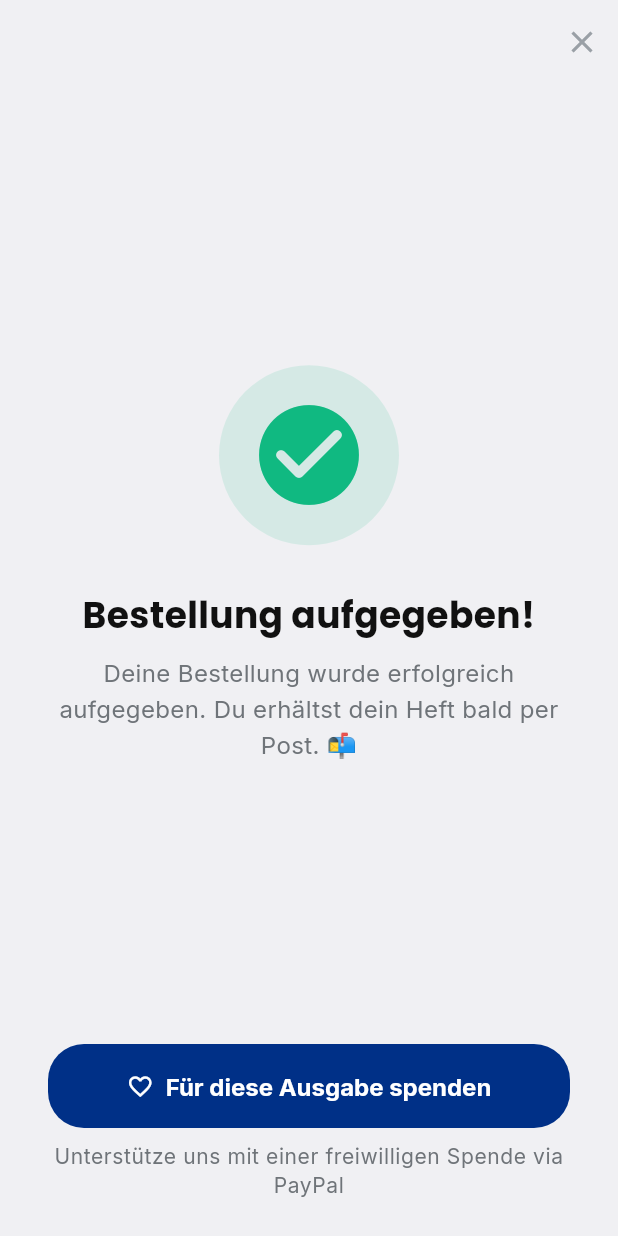
After one commit to eckstaedt/jugendkompass_app, a Flutter app: the OrderSuccessScreen screen opened directly, on a phone screen of 412 x 824 dp. The commit adds this screen. Run offline on Flutter 3.47's test engine with Material 3 defaults, Android fonts, the phone set to English and light mode, and no system bars; our stand-ins replace app_links, audio_video_progress_bar, cached_network_image, chewie, firebase_core, firebase_messaging and 16 more; missing offline and left inert: dart:js_interop, gal, home_widget; accounts and stored records are empty; network calls fail.

Commit message:
feat: shop – Bestellbestätigung mit animiertem Haken + Spenden-Button (PayPal)

```diff
--- /dev/null
+++ b/lib/presentation/screens/shop/order_success_screen.dart
@@ -0,0 +1,186 @@
+import 'package:flutter/material.dart';
+import 'package:google_fonts/google_fonts.dart';
+import 'package:jugendkompass_app/core/config/design_tokens.dart';
+import 'package:url_launcher/url_launcher.dart';
+
+class OrderSuccessScreen extends StatefulWidget {
+  const OrderSuccessScreen({super.key});
+
+  @override
+  State<OrderSuccessScreen> createState() => _OrderSuccessScreenState();
+}
+
+class _OrderSuccessScreenState extends State<OrderSuccessScreen>
+    with SingleTickerProviderStateMixin {
+  late AnimationController _controller;
+  late Animation<double> _scaleAnim;
+  late Animation<double> _fadeAnim;
+
+  @override
+  void initState() {
+    super.initState();
+    _controller = AnimationController(
+      vsync: this,
+      duration: const Duration(milliseconds: 700),
+    );
+
+    _scaleAnim = Tween<double>(begin: 0.0, end: 1.0).animate(
+      CurvedAnimation(parent: _controller, curve: Curves.elasticOut),
+    );
+
+    _fadeAnim = Tween<double>(begin: 0.0, end: 1.0).animate(
+      CurvedAnimation(
+        parent: _controller,
+        curve: const Interval(0.4, 1.0, curve: Curves.easeOut),
+      ),
+    );
+
+    // Start animation after first frame
+    WidgetsBinding.instance.addPostFrameCallback((_) {
+      _controller.forward();
+    });
+  }
+
+  @override
+  void dispose() {
+    _controller.dispose();
+    super.dispose();
+  }
+
+  Future<void> _openDonation() async {
+    // Placeholder – replace with real donation link later
+    final uri = Uri.parse('https://www.paypal.com');
+    if (await canLaunchUrl(uri)) {
+      await launchUrl(uri, mode: LaunchMode.externalApplication);
+    }
+  }
+
+  @override
+  Widget build(BuildContext context) {
+    final theme = Theme.of(context);
+    final brightness = theme.brightness;
+
+    return Scaffold(
+      appBar: AppBar(
+        backgroundColor: Colors.transparent,
+        elevation: 0,
+        automaticallyImplyLeading: false,
+        actions: [
+          IconButton(
+            icon: const Icon(Icons.close),
+            tooltip: 'Schließen',
+            onPressed: () {
+              // Pop back to settings (remove all shop screens from stack)
+              Navigator.of(context).popUntil(
+                (route) => route.isFirst || route.settings.name == '/settings',
+              );
+            },
+          ),
+        ],
+      ),
+      body: SafeArea(
+        child: Padding(
+          padding: const EdgeInsets.symmetric(horizontal: 32),
+          child: Column(
+            mainAxisAlignment: MainAxisAlignment.center,
+            children: [
+              const Spacer(),
+
+              // Animated green checkmark
+              ScaleTransition(
+                scale: _scaleAnim,
+                child: Container(
+                  width: 120,
+                  height: 120,
+                  decoration: BoxDecoration(
+                    color: DesignTokens.getSuccessColor(brightness)
+                        .withValues(alpha: 0.12),
+                    shape: BoxShape.circle,
+                  ),
+                  child: Icon(
+                    Icons.check_circle_rounded,
+                    size: 80,
+                    color: DesignTokens.getSuccessColor(brightness),
+                  ),
+                ),
+              ),
+
+              const SizedBox(height: 32),
+
+              // Success text
+              FadeTransition(
+                opacity: _fadeAnim,
+                child: Column(
+                  children: [
+                    Text(
+                      'Bestellung aufgegeben!',
+                      style: GoogleFonts.poppins(
+                        fontSize: 24,
+                        fontWeight: FontWeight.w700,
+                        height: 1.2,
+                      ),
+                      textAlign: TextAlign.center,
+                    ),
+                    const SizedBox(height: 12),
+                    Text(
+                      'Deine Bestellung wurde erfolgreich aufgegeben. Du erhältst dein Heft bald per Post. 📬',
+                      style: theme.textTheme.bodyMedium?.copyWith(
+                        color: DesignTokens.getTextSecondary(brightness),
+                        height: 1.5,
+                      ),
+                      textAlign: TextAlign.center,
+                    ),
+                  ],
+                ),
+              ),
+
+              const Spacer(),
+
+              // Donation button
+              FadeTransition(
+                opacity: _fadeAnim,
+                child: Column(
+                  children: [
+                    SizedBox(
+                      width: double.infinity,
+                      height: 56,
+                      child: FilledButton.icon(
+                        onPressed: _openDonation,
+                        style: FilledButton.styleFrom(
+                          backgroundColor: const Color(0xFF003087), // PayPal Blue
+                          foregroundColor: Colors.white,
+                          shape: RoundedRectangleBorder(
+                            borderRadius: BorderRadius.circular(
+                                DesignTokens.radiusButtons),
+                          ),
+                        ),
+                        icon: const Icon(Icons.favorite_outline),
+                        label: const Text(
+                          'Für diese Ausgabe spenden',
+                          style: TextStyle(
+                            fontSize: 16,
+                            fontWeight: FontWeight.w700,
+                          ),
+                        ),
+                      ),
+                    ),
+                    const SizedBox(height: 10),
+                    Text(
+                      'Unterstütze uns mit einer freiwilligen Spende via PayPal',
+                      style: theme.textTheme.bodySmall?.copyWith(
+                        color: DesignTokens.getTextSecondary(brightness),
+                      ),
+                      textAlign: TextAlign.center,
+                    ),
+                  ],
+                ),
+              ),
+
+              SizedBox(height: MediaQuery.of(context).padding.bottom + 24),
+            ],
+          ),
+        ),
+      ),
+    );
+  }
+}
--- a/lib/presentation/screens/shop/subscription_form_screen.dart
+++ b/lib/presentation/screens/shop/subscription_form_screen.dart
@@ -5,6 +5,7 @@ import 'package:jugendkompass_app/core/config/design_tokens.dart';
 import 'package:jugendkompass_app/core/utils/snackbar_utils.dart';
 import 'package:jugendkompass_app/domain/providers/string_translator_provider.dart';
 import 'package:jugendkompass_app/domain/providers/supabase_provider.dart';
+import 'package:jugendkompass_app/presentation/screens/shop/order_success_screen.dart';
 
 class SubscriptionFormScreen extends ConsumerStatefulWidget {
   const SubscriptionFormScreen({super.key});
@@ -83,11 +84,10 @@ class _SubscriptionFormScreenState
       });
 
       if (mounted) {
-        // Pop form and show success on ShopScreen
-        Navigator.pop(context);
-        SnackBarUtils.showSuccess(
+        // Navigate to success screen, replacing the form in the stack
+        Navigator.pushReplacement(
           context,
-          'Bestellung erfolgreich! Du erhältst das Heft bald. 🎉',
+          MaterialPageRoute(builder: (_) => const OrderSuccessScreen()),
         );
       }
     } catch (e) {
```
